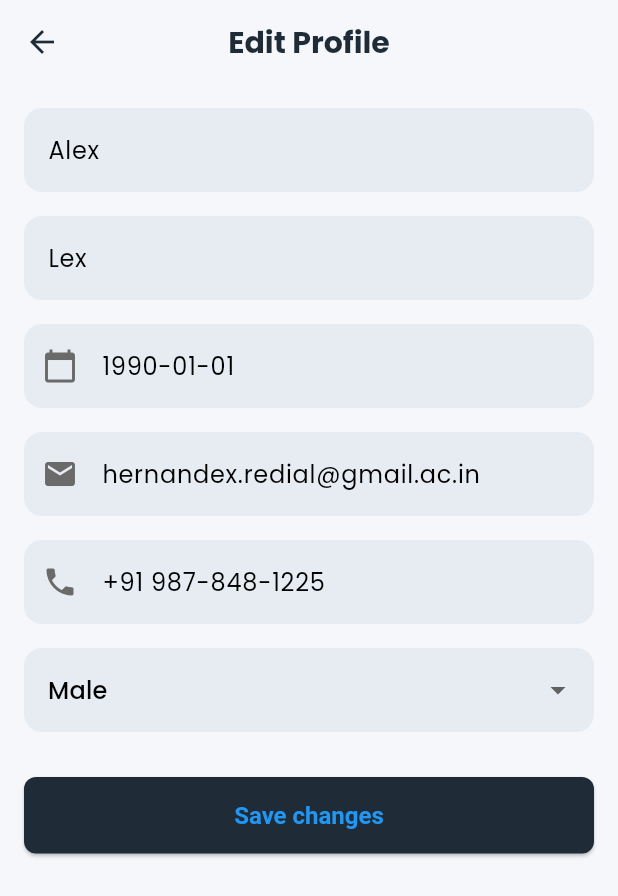
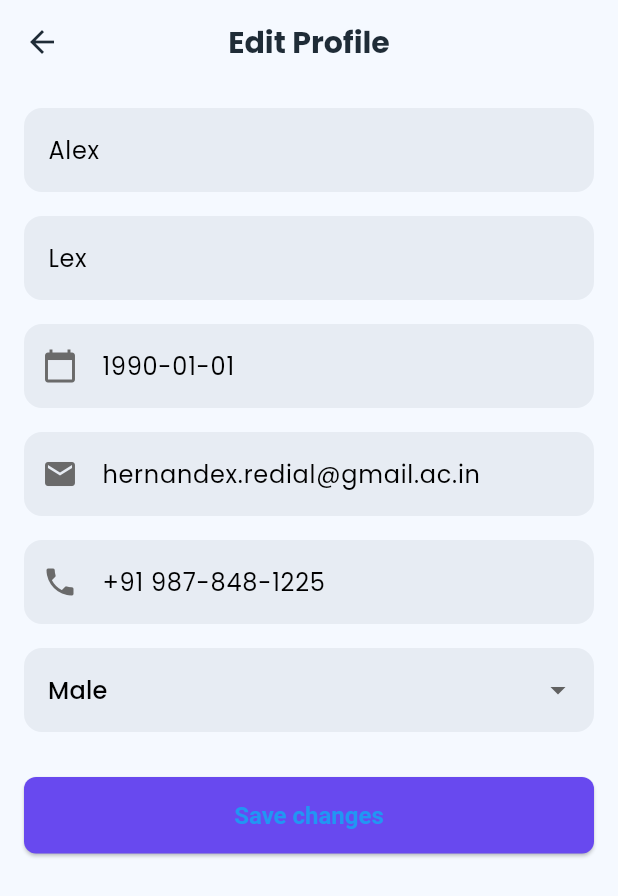
Before and after one commit to zw-weng/EduConnect-Xcode, a Flutter app: the ProfileScreen screen opened directly, after a tap on "Edit Profile", on a phone screen of 412 x 824 dp. Shown: the top 896 px of the screen. Run offline on Flutter 3.47's test engine with Material 3 defaults, Android fonts, the phone set to English and light mode, and no system bars; our stand-ins replace carousel_slider, dio, google_nav_bar, youtube_player_flutter; missing offline and left inert: external_path, flutter_file_dialog, pdfx, youtube_explode_dart.

Commit message:
update profile

```diff
--- a/lib/constants/colors.dart
+++ b/lib/constants/colors.dart
@@ -1,5 +1,7 @@
+// colors.dart
 import 'package:flutter/material.dart';
 
 const kPrimaryColor = Color(0xff6849ef);
 const kPrimaryLight = Color(0xff886ff2);
 const kBackColor = Color(0xFFF5F9FF);
+const kTextColor = Color(0xFF1F2C37);
--- a/lib/screens/add_resource_screen.dart
+++ b/lib/screens/add_resource_screen.dart
@@ -26,7 +26,7 @@ class _AddResourceScreenState extends State<AddResourceScreen> {
   File? selectedFile;
 
   Future<void> _pickFile() async {
-    final params = const OpenFileDialogParams(
+    const params = OpenFileDialogParams(
       fileExtensionsFilter: ['pdf'],
     );
     final filePath = await FlutterFileDialog.pickFile(params: params);
@@ -41,7 +41,6 @@ class _AddResourceScreenState extends State<AddResourceScreen> {
     if (selectedCourse != null &&
         title.isNotEmpty &&
         (selectedType == 'video' ? videoUrl != null : selectedFile != null)) {
-
       String resourcePath;
 
       // If selected type is 'video', use the video URL directly; otherwise, use the selected file path
@@ -160,8 +159,10 @@ class _AddResourceScreenState extends State<AddResourceScreen> {
                 onPressed: _addResource,
                 style: ElevatedButton.styleFrom(
                   foregroundColor: Colors.white,
-                  backgroundColor: const Color(0xFF6849EF), // Your primary color
-                  padding: const EdgeInsets.symmetric(vertical: 12, horizontal: 40),
+                  backgroundColor:
+                      const Color(0xFF6849EF), // Your primary color
+                  padding:
+                      const EdgeInsets.symmetric(vertical: 12, horizontal: 40),
                   shape: RoundedRectangleBorder(
                     borderRadius: BorderRadius.circular(12),
                   ),
@@ -196,7 +197,8 @@ class _AddResourceScreenState extends State<AddResourceScreen> {
       decoration: InputDecoration(
         filled: true,
         fillColor: Colors.white,
-        contentPadding: const EdgeInsets.symmetric(horizontal: 15, vertical: 10),
+        contentPadding:
+            const EdgeInsets.symmetric(horizontal: 15, vertical: 10),
         border: OutlineInputBorder(
           borderRadius: BorderRadius.circular(10),
           borderSide: BorderSide.none,
@@ -224,17 +226,20 @@ class _AddResourceScreenState extends State<AddResourceScreen> {
           onChanged: onChanged,
           decoration: InputDecoration(
             hintText: hintText,
-            prefixIcon: Icon(icon, color: const Color(0xFF6849EF)), // Primary color for icons
+            prefixIcon: Icon(icon,
+                color: const Color(0xFF6849EF)), // Primary color for icons
             filled: true,
             fillColor: Colors.white,
-            contentPadding: const EdgeInsets.symmetric(horizontal: 15, vertical: 10),
+            contentPadding:
+                const EdgeInsets.symmetric(horizontal: 15, vertical: 10),
             border: OutlineInputBorder(
               borderRadius: BorderRadius.circular(10),
               borderSide: BorderSide.none,
             ),
             focusedBorder: OutlineInputBorder(
               borderRadius: BorderRadius.circular(10),
-              borderSide: const BorderSide(color: Color(0xFF6849EF)), // Primary color
+              borderSide:
+                  const BorderSide(color: Color(0xFF6849EF)), // Primary color
             ),
           ),
         ),
--- a/lib/screens/edit_profile_screen.dart
+++ b/lib/screens/edit_profile_screen.dart
@@ -1,6 +1,7 @@
 import 'package:flutter/material.dart';
 import 'package:educonnect/widgets/profile_text_field.dart';
 import 'package:educonnect/widgets/gender_dropdown.dart';
+import 'package:educonnect/constants/colors.dart';
 
 class EditProfileScreen extends StatefulWidget {
   const EditProfileScreen({super.key});
@@ -51,18 +52,18 @@ class _EditProfileScreenState extends State<EditProfileScreen> {
   @override
   Widget build(BuildContext context) {
     return Scaffold(
-      backgroundColor: const Color(0xFFF5F7FA),
+      backgroundColor: kBackColor,
       appBar: AppBar(
-        backgroundColor: const Color(0xFFF5F7FA),
+        backgroundColor: kBackColor,
         elevation: 0,
         leading: IconButton(
-          icon: const Icon(Icons.arrow_back, color: Color(0xFF1F2C37)),
+          icon: const Icon(Icons.arrow_back, color: kTextColor),
           onPressed: () => Navigator.pop(context),
         ),
         title: const Text(
           'Edit Profile',
           style: TextStyle(
-            color: Color(0xFF1F2C37),
+            color: kTextColor,
             fontSize: 20.0,
             fontWeight: FontWeight.bold,
           ),
@@ -120,7 +121,7 @@ class _EditProfileScreenState extends State<EditProfileScreen> {
                   child: ElevatedButton(
                     onPressed: _saveChanges,
                     style: ElevatedButton.styleFrom(
-                      backgroundColor: const Color(0xFF1F2C37),
+                      backgroundColor: kPrimaryColor,
                       padding: const EdgeInsets.symmetric(vertical: 16.0),
                       shape: RoundedRectangleBorder(
                         borderRadius: BorderRadius.circular(8.0),
--- a/lib/screens/profile_screen.dart
+++ b/lib/screens/profile_screen.dart
@@ -1,6 +1,7 @@
 import 'package:flutter/material.dart';
 import 'package:educonnect/widgets/profile_card.dart';
 import 'edit_profile_screen.dart';
+import 'package:educonnect/constants/colors.dart';
 
 class ProfileScreen extends StatelessWidget {
   const ProfileScreen({super.key});
@@ -8,18 +9,18 @@ class ProfileScreen extends StatelessWidget {
   @override
   Widget build(BuildContext context) {
     return Scaffold(
-      backgroundColor: const Color(0xFFF5F7FA),
+      backgroundColor: kBackColor,
       appBar: AppBar(
-        backgroundColor: const Color(0xFFF5F7FA),
+        backgroundColor: kBackColor,
         elevation: 0,
         leading: IconButton(
-          icon: const Icon(Icons.arrow_back, color: Color(0xFF1F2C37)),
+          icon: const Icon(Icons.arrow_back, color: kTextColor),
           onPressed: () => Navigator.pop(context),
         ),
         title: const Text(
           'Profile',
           style: TextStyle(
-            color: Color(0xFF1F2C37),
+            color: kTextColor,
             fontSize: 20.0,
             fontWeight: FontWeight.bold,
           ),
@@ -35,7 +36,6 @@ class ProfileScreen extends StatelessWidget {
                 fullName: "Alex",
                 email: "hernandex.redial@gmail.ac.in",
                 onEdit: () {
-                  // Navigate to EditProfileScreen
                   Navigator.push(
                     context,
                     MaterialPageRoute(
--- a/lib/widgets/gender_dropdown.dart
+++ b/lib/widgets/gender_dropdown.dart
@@ -6,11 +6,11 @@ class GenderDropdown extends StatelessWidget {
   final ValueChanged<String?> onChanged;
 
   const GenderDropdown({
-    Key? key,
+    super.key,
     required this.selectedGender,
     required this.genderOptions,
     required this.onChanged,
-  }) : super(key: key);
+  });
 
   @override
   Widget build(BuildContext context) {
--- a/lib/widgets/profile_card.dart
+++ b/lib/widgets/profile_card.dart
@@ -1,4 +1,5 @@
 import 'package:flutter/material.dart';
+import 'package:educonnect/constants/colors.dart';
 
 class ProfileCard extends StatelessWidget {
   final String fullName;
@@ -21,7 +22,7 @@ class ProfileCard extends StatelessWidget {
         borderRadius: BorderRadius.circular(16.0),
         boxShadow: [
           BoxShadow(
-            color: Colors.black.withOpacity(0.1),
+            color: Colors.black.withOpacity(0.05),
             blurRadius: 10,
             offset: const Offset(0, 5),
           ),
@@ -32,16 +33,16 @@ class ProfileCard extends StatelessWidget {
         children: [
           CircleAvatar(
             radius: 40,
-            backgroundColor: Colors.grey[300],
-            child: Icon(Icons.person, size: 40, color: Colors.white),
+            backgroundColor: kPrimaryLight,
+            child: const Icon(Icons.person, size: 50, color: Colors.white),
           ),
-          const SizedBox(height: 10),
+          const SizedBox(height: 16.0),
           Text(
             fullName,
             style: const TextStyle(
               fontSize: 24.0,
               fontWeight: FontWeight.bold,
-              color: Color(0xFF1F2C37),
+              color: kTextColor,
             ),
           ),
           const SizedBox(height: 8.0),
@@ -55,10 +56,15 @@ class ProfileCard extends StatelessWidget {
           const SizedBox(height: 20.0),
           Divider(color: Colors.grey[300]),
           ListTile(
-            leading: const Icon(Icons.edit, color: Color(0xFF1F2C37)),
-            title: const Text('Edit Profile'),
-            trailing:
-                const Icon(Icons.arrow_forward_ios, color: Color(0xFF1F2C37)),
+            leading: const Icon(Icons.edit, color: kTextColor),
+            title: const Text(
+              "Edit Profile",
+              style: TextStyle(
+                fontWeight: FontWeight.w600,
+                color: kTextColor,
+              ),
+            ),
+            trailing: const Icon(Icons.arrow_forward_ios, size: 16),
             onTap: onEdit,
           ),
         ],
--- a/lib/widgets/profile_text_field.dart
+++ b/lib/widgets/profile_text_field.dart
@@ -7,12 +7,12 @@ class ProfileTextField extends StatelessWidget {
   final VoidCallback? onTap;
 
   const ProfileTextField({
-    Key? key,
+    super.key,
     required this.controller,
     required this.hint,
     this.icon,
     this.onTap,
-  }) : super(key: key);
+  });
 
   @override
   Widget build(BuildContext context) {
```
